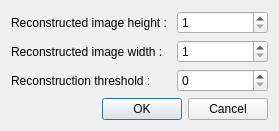
The window that app/Operations/InverseHoughDialog.ui (eiimage/eiimage) describes before a commit, drawn with Qt 5.
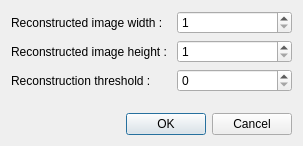
The same window after the commit.

Commit message: Swapped width and height to match the standards

What changed in the file:
```diff
--- a/app/Operations/InverseHoughDialog.ui
+++ b/app/Operations/InverseHoughDialog.ui
@@ -6,8 +6,8 @@
    <rect>
     <x>0</x>
     <y>0</y>
-    <width>279</width>
-    <height>121</height>
+    <width>303</width>
+    <height>146</height>
    </rect>
   </property>
   <property name="windowTitle">
@@ -17,28 +17,19 @@
    <item>
     <layout class="QFormLayout" name="formLayout">
      <item row="0" column="0">
+      <widget class="QLabel" name="label_3">
+       <property name="text">
+        <string>Reconstructed image width : </string>
+       </property>
+      </widget>
+     </item>
+     <item row="1" column="0">
       <widget class="QLabel" name="label">
        <property name="text">
         <string>Reconstructed image height : </string>
        </property>
       </widget>
      </item>
-     <item row="0" column="1">
-      <widget class="QSpinBox" name="heightBox">
-       <property name="minimum">
-        <number>1</number>
-       </property>
-       <property name="maximum">
-        <number>65536</number>
-       </property>
-       <property name="singleStep">
-        <number>1</number>
-       </property>
-       <property name="value">
-        <number>1</number>
-       </property>
-      </widget>
-     </item>
      <item row="2" column="0">
       <widget class="QLabel" name="label_2">
        <property name="text">
@@ -53,15 +44,24 @@
        </property>
       </widget>
      </item>
-     <item row="1" column="0">
-      <widget class="QLabel" name="label_3">
-       <property name="text">
-        <string>Reconstructed image width : </string>
-       </property>
-      </widget>
-     </item>
-     <item row="1" column="1">
+     <item row="0" column="1">
       <widget class="QSpinBox" name="widthBox">
+       <property name="minimum">
+        <number>1</number>
+       </property>
+       <property name="maximum">
+        <number>65536</number>
+       </property>
+       <property name="singleStep">
+        <number>1</number>
+       </property>
+       <property name="value">
+        <number>1</number>
+       </property>
+      </widget>
+     </item>
+     <item row="1" column="1">
+      <widget class="QSpinBox" name="heightBox">
        <property name="minimum">
         <number>1</number>
        </property>
```
